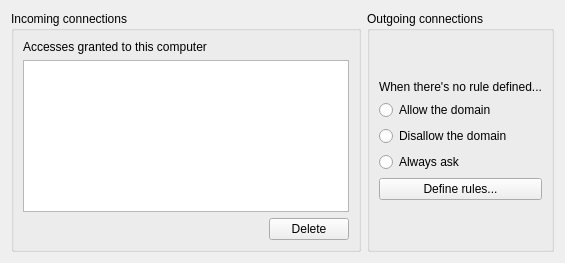
First picture: the form in kcontrol/remotewidgets/generalpage.ui, repository mgottschlag/kwin-tiling, before the edit.
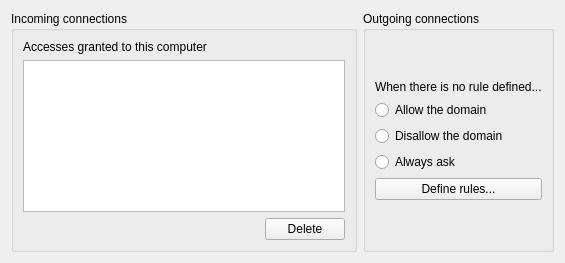
Second picture: the form after the edit.

```diff
--- a/kcontrol/remotewidgets/generalpage.ui
+++ b/kcontrol/remotewidgets/generalpage.ui
@@ -82,7 +82,7 @@
         <item>
          <widget class="QLabel" name="label_2">
           <property name="text">
-           <string>When there's no rule defined...</string>
+           <string>When there is no rule defined...</string>
           </property>
          </widget>
         </item>
```
